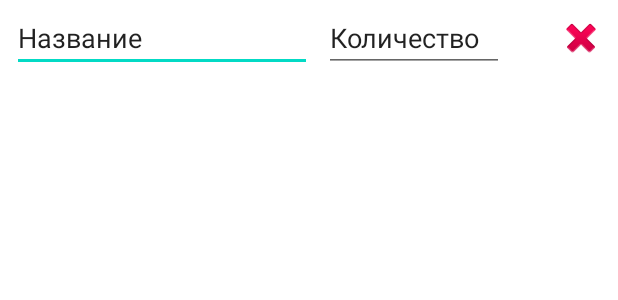
After one commit to hikar1ya/recipes, an Android app: the layout list_item_ingredient.xml on its own in the app's theme, with its tools: preview values and no code run, on a phone screen of 412 x 824 dp. The commit adds this screen. Shown: the top 300 px of the screen. Run offline under Robolectric (Android 15) with nearby library versions, the light colour scheme and no system bars.

Commit message:
Add ingredients

```diff
--- a/app/src/main/java/hikariya/recipes/addrecipe/AddRecipeViewModelFactory.kt
+++ b/app/src/main/java/hikariya/recipes/addrecipe/AddRecipeViewModelFactory.kt
@@ -5,6 +5,7 @@ import androidx.lifecycle.ViewModel
 import androidx.lifecycle.ViewModelProvider
 import hikariya.recipes.database.RecipesDatabaseDao
 
+@Suppress("UNCHECKED_CAST")
 class AddRecipeViewModelFactory(
     private val dao: RecipesDatabaseDao,
     private val application: Application
--- a/app/src/main/res/anim/slide_in_right.xml
+++ b/app/src/main/res/anim/slide_in_left.xml
@@ -1,9 +1,8 @@
 <?xml version="1.0" encoding="utf-8"?>
 <set xmlns:android="http://schemas.android.com/apk/res/android">
-
     <translate
-        android:duration="700"
-        android:fromXDelta="100%"
+        android:duration="500"
+        android:fromXDelta="-100%"
         android:fromYDelta="0%"
         android:toXDelta="0%"
         android:toYDelta="0%" />
--- /dev/null
+++ b/app/src/main/res/layout/list_item_ingredient.xml
@@ -0,0 +1,40 @@
+<?xml version="1.0" encoding="utf-8"?>
+<androidx.constraintlayout.widget.ConstraintLayout
+    xmlns:android="http://schemas.android.com/apk/res/android" android:layout_width="match_parent"
+    android:layout_height="wrap_content"
+    xmlns:app="http://schemas.android.com/apk/res-auto"
+    xmlns:tools="http://schemas.android.com/tools">
+
+    <EditText
+        android:id="@+id/nameIngredientEditText"
+        style="@style/editTextStyle"
+        app:layout_constraintStart_toStartOf="parent"
+        app:layout_constraintTop_toTopOf="parent"
+        app:layout_constraintBottom_toBottomOf="@id/buttonDelete"
+        android:layout_width="wrap_content"
+        android:width="200dp"
+        tools:text="@string/name"
+
+        />
+
+    <EditText
+        android:id="@+id/quantityIngredientTextView"
+        style="@style/editTextStyle"
+        app:layout_constraintBottom_toBottomOf="@id/buttonDelete"
+        app:layout_constraintTop_toTopOf="parent"
+        app:layout_constraintStart_toEndOf="@id/nameIngredientEditText"
+        android:layout_width="wrap_content"
+        android:width="120dp"
+        tools:text="@string/quantity"
+        />
+
+    <ImageButton
+        android:id="@+id/buttonDelete"
+        android:layout_width="50dp"
+        android:layout_height="50dp"
+        android:background="#00FFFFFF"
+        app:layout_constraintEnd_toEndOf="parent"
+        app:layout_constraintTop_toTopOf="parent"
+        app:srcCompat="@android:drawable/ic_delete" />
+
+</androidx.constraintlayout.widget.ConstraintLayout>
--- a/app/src/main/res/navigation/navigation.xml
+++ b/app/src/main/res/navigation/navigation.xml
@@ -24,7 +24,7 @@
             android:id="@+id/action_addRecipeFragment_to_recipesFragment"
             app:destination="@id/recipesFragment"
             app:enterAnim="@anim/slide_in_right"
-            app:popEnterAnim="@anim/slide_in_right" />
+            app:popEnterAnim="@anim/slide_in_left" />
     </fragment>
     <fragment
         android:id="@+id/aboutFragment"
--- a/app/src/main/res/values-v17/styles.xml
+++ b/app/src/main/res/values-v17/styles.xml
@@ -10,7 +10,7 @@
         <item name="android:textAppearance">@style/TextAppearance.AppCompat.Medium</item>
     </style>
 
-    <style name="textInputStyle">
+    <style name="editTextStyle">
         <item name="android:layout_width">match_parent</item>
         <item name="android:layout_height">wrap_content</item>
         <item name="android:layout_marginStart">@dimen/horizontal_margin</item>
--- a/app/src/main/res/values/strings.xml
+++ b/app/src/main/res/values/strings.xml
@@ -24,6 +24,8 @@
     <string name="name">Название</string>
     <string name="steps_of_cooking">Шаги приготовления</string>
     <string name="info">Информация</string>
+    <string name="add">Добавить</string>
+    <string name="adding_ingredient">Добавление ингредиента</string>
 
     <!-- Recipe info -->
 
```
Also changed, not shown: app/src/main/java/hikariya/recipes/addrecipe/AddRecipeAdapter.kt (added, +55 -0 lines), app/src/main/java/hikariya/recipes/addrecipe/AddRecipeFragment.kt (+16 -12 lines), app/src/main/java/hikariya/recipes/addrecipe/AddRecipeViewModel.kt (+18 -6 lines), app/src/main/res/layout/add_recipe_fragment.xml (+22 -19 lines).
